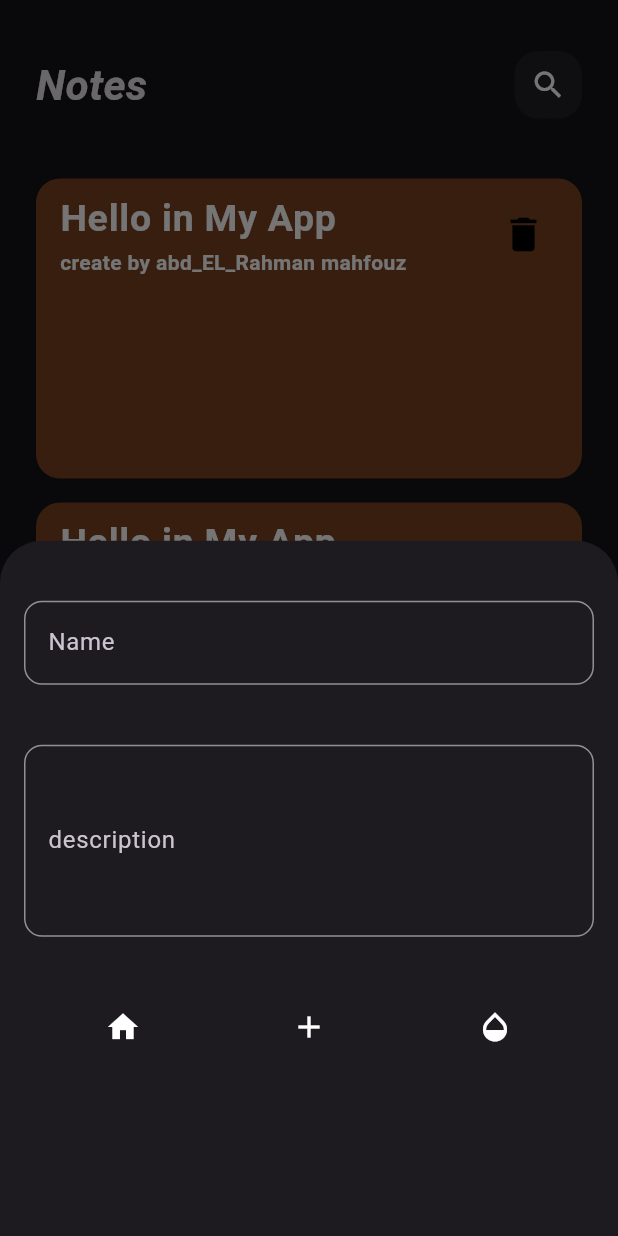
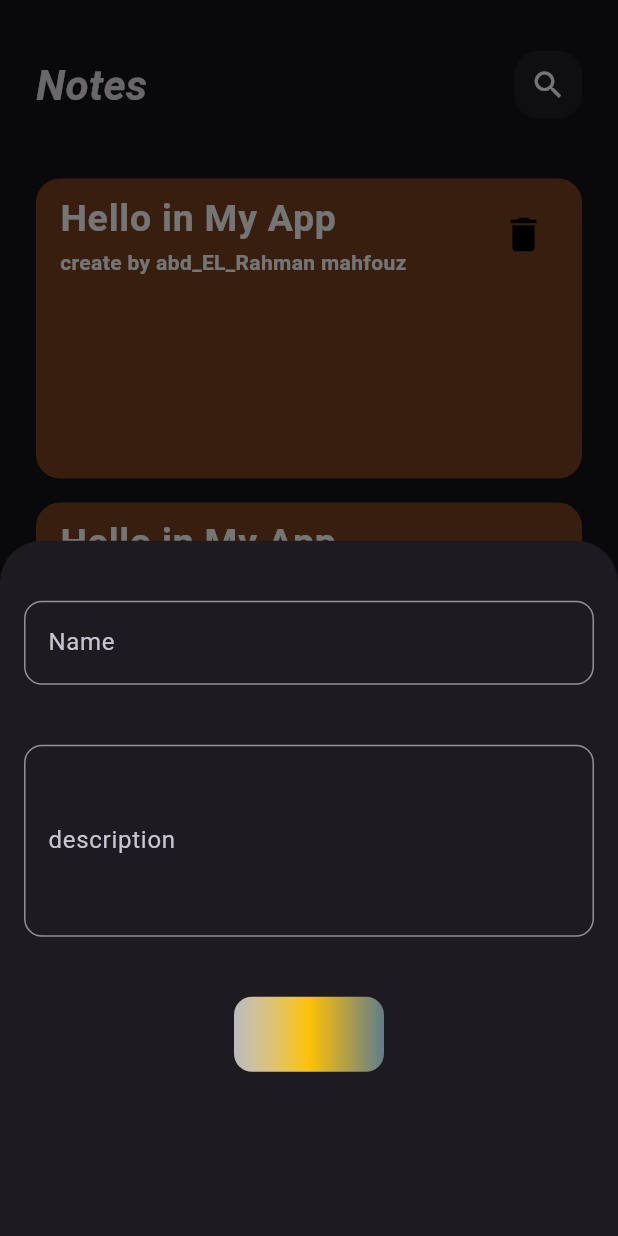
Before and after one commit to AMahfouz144/note_app, a Flutter app: the screen it shows after launch, after a tap on the "add" icon, on a phone screen of 412 x 824 dp. Run offline on Flutter 3.47's test engine with Material 3 defaults, Android fonts, the phone set to English and light mode, and no system bars.

Commit message:
create custom button

```diff
--- a/lib/views/notes_app.dart
+++ b/lib/views/notes_app.dart
@@ -1,6 +1,7 @@
 import 'package:flutter/material.dart';
 import 'package:g_notes/views/notes_view.dart';
 import 'package:g_notes/views/test.dart';
+import 'package:g_notes/views/widgets/custom_button.dart';
 import 'package:g_notes/views/widgets/custom_float_action_btn.dart';
 import 'package:g_notes/views/widgets/custom_text_field.dart';
 
@@ -35,25 +36,9 @@ class MyApp extends StatelessWidget {
                       SizedBox(
                         height: 40,
                       ),
-                      SizedBox(
-
-                        child: ButtonBar(
-
-                            alignment: MainAxisAlignment.spaceAround,
-                            children: [
-                              Icon(
-                                Icons.home,
-                                color: Colors.white,
-                              ),
-                              Icon(
-                                Icons.add,
-                                color: Colors.white,
-                              ),
-                              Icon(
-                                Icons.opacity,
-                                color: Colors.white,
-                              )
-                            ]),
+                      CustomButton(
+                        width: 100,
+                        hight: 50,
                       ),
                     ],
                   ),
--- /dev/null
+++ b/lib/views/widgets/custom_button.dart
@@ -0,0 +1,21 @@
+import 'package:flutter/material.dart';
+
+class CustomButton extends StatelessWidget {
+  const CustomButton({super.key, this.hight, this.width, this.color});
+  final double? width;
+  final double? hight;
+  final Color? color;
+  @override
+  Widget build(BuildContext context) {
+    return GestureDetector(
+        child: Container(
+      width: width,
+      height: hight,
+      color: color,
+      decoration: BoxDecoration(
+          borderRadius: BorderRadius.circular(12),
+          gradient: LinearGradient(
+              colors: [Colors.white70, Colors.amber, Colors.blueGrey])),
+    ));
+  }
+}
```
